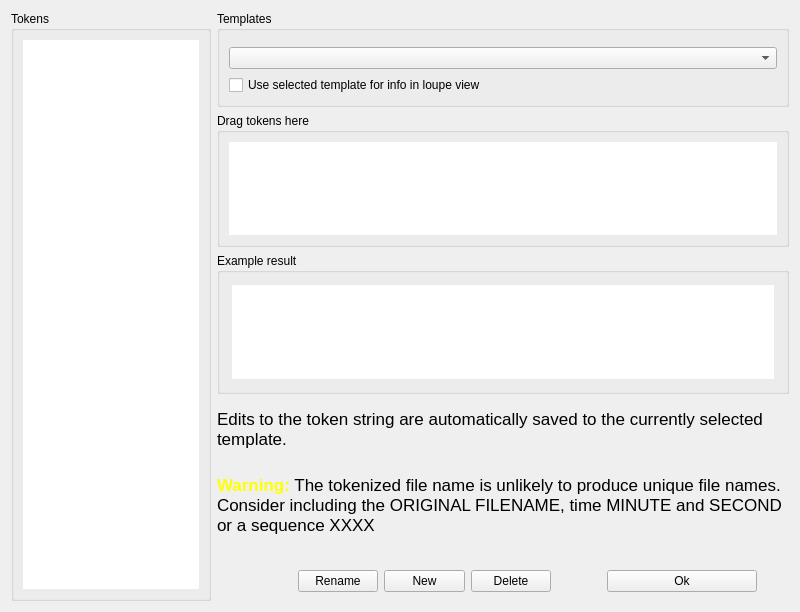
Above: Dialogs/tokendlg.ui from towhee/Winnow64 before the change. Below: the same form after it.
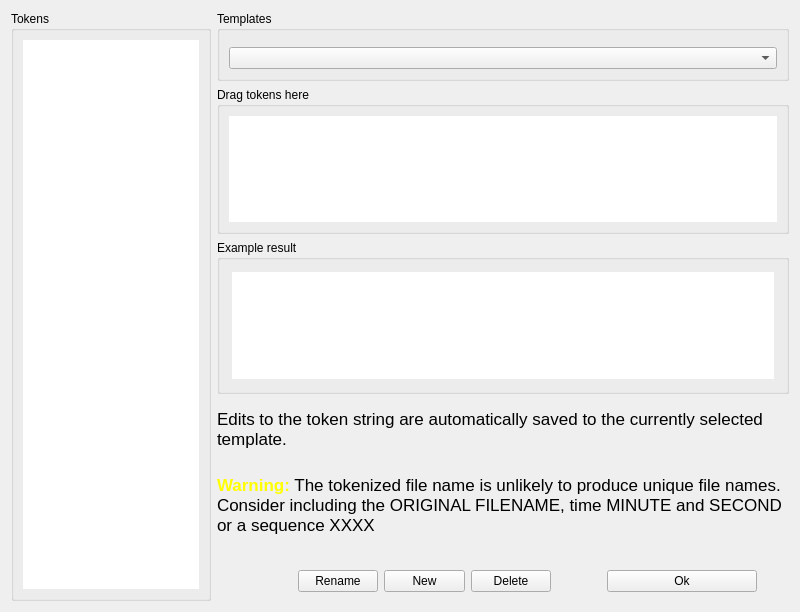
That is the form after the change. Custom widgets are drawn as their Qt base class.

Commit message: LoupeInfoDlg added and updates ImageView

Patch:
```diff
--- a/Dialogs/tokendlg.ui
+++ b/Dialogs/tokendlg.ui
@@ -166,13 +166,6 @@
            </property>
           </widget>
          </item>
-         <item>
-          <widget class="QCheckBox" name="chkUseInLoupeView">
-           <property name="text">
-            <string>Use selected template for info in loupe view</string>
-           </property>
-          </widget>
-         </item>
         </layout>
        </widget>
       </item>
```
The commit also changes 18 other files.
